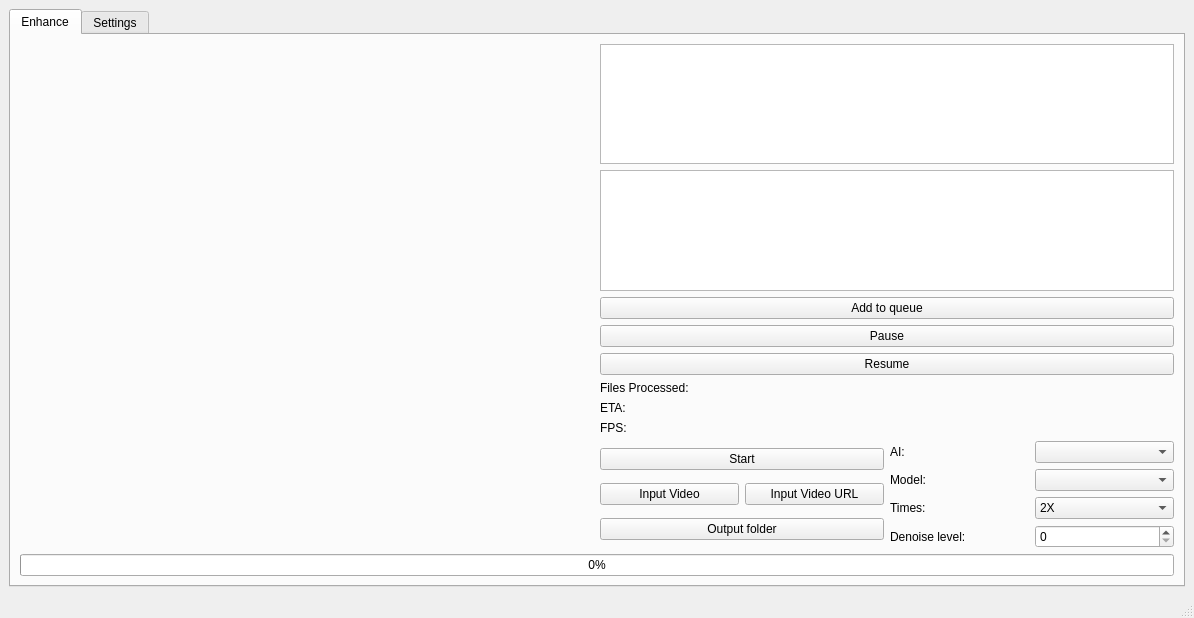
Above: mainwindow.ui from TNTwise/REAL-Video-Enhancer before the change. Below: the same form after it.
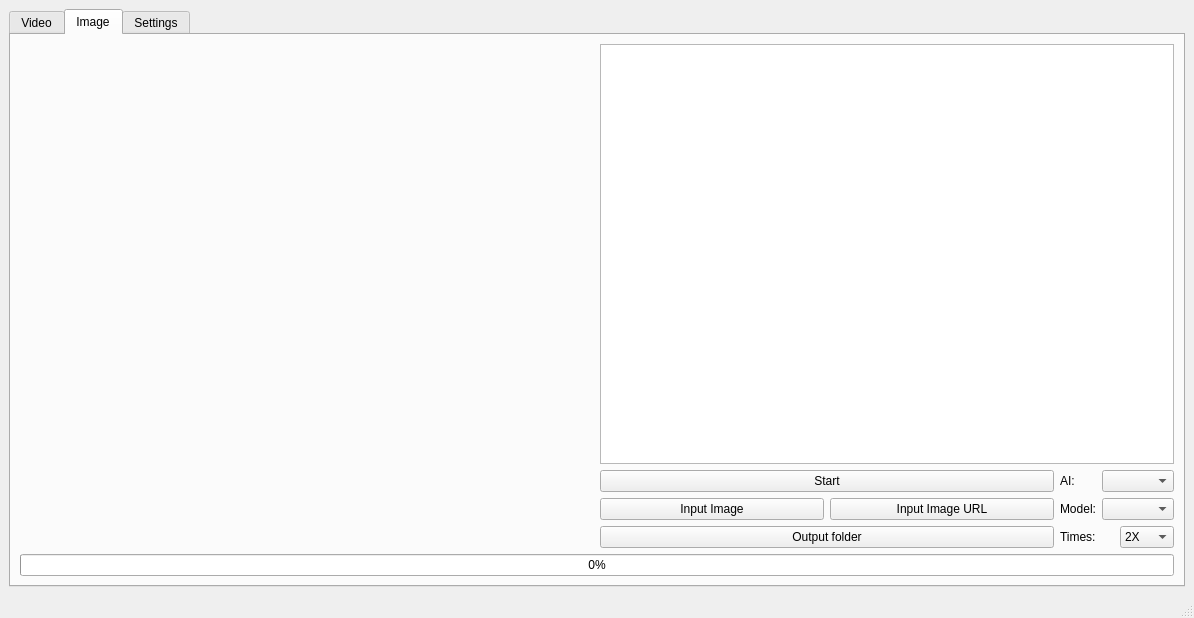
That is the form after the change. The open tabs and pages were chosen to show the change. Icons and pictures are not drawn.

Commit message: start work on images

```diff
--- a/mainwindow.ui
+++ b/mainwindow.ui
@@ -22,7 +22,7 @@
       </property>
       <widget class="QWidget" name="Enhance">
        <attribute name="title">
-        <string>Enhance</string>
+        <string>Video</string>
        </attribute>
        <layout class="QVBoxLayout" name="verticalLayout">
         <item>
@@ -341,6 +341,261 @@
         </item>
        </layout>
       </widget>
+      <widget class="QWidget" name="Image">
+       <attribute name="title">
+        <string>Image</string>
+       </attribute>
+       <layout class="QVBoxLayout" name="verticalLayout_15">
+        <item>
+         <layout class="QHBoxLayout" name="horizontalLayout_9">
+          <property name="spacing">
+           <number>6</number>
+          </property>
+          <item>
+           <widget class="QFrame" name="frame_2">
+            <property name="frameShape">
+             <enum>QFrame::NoFrame</enum>
+            </property>
+            <property name="frameShadow">
+             <enum>QFrame::Raised</enum>
+            </property>
+            <property name="lineWidth">
+             <number>0</number>
+            </property>
+            <layout class="QVBoxLayout" name="verticalLayout_7">
+             <property name="spacing">
+              <number>0</number>
+             </property>
+             <property name="leftMargin">
+              <number>0</number>
+             </property>
+             <property name="topMargin">
+              <number>0</number>
+             </property>
+             <property name="rightMargin">
+              <number>0</number>
+             </property>
+             <property name="bottomMargin">
+              <number>0</number>
+             </property>
+             <item>
+              <widget class="QLabel" name="imagePreview_2">
+               <property name="text">
+                <string/>
+               </property>
+              </widget>
+             </item>
+             <item>
+              <widget class="QFrame" name="imageSpacerFrame_2">
+               <property name="frameShape">
+                <enum>QFrame::NoFrame</enum>
+               </property>
+               <property name="frameShadow">
+                <enum>QFrame::Raised</enum>
+               </property>
+               <property name="lineWidth">
+                <number>0</number>
+               </property>
+               <layout class="QVBoxLayout" name="verticalLayout_12">
+                <property name="spacing">
+                 <number>0</number>
+                </property>
+                <property name="leftMargin">
+                 <number>0</number>
+                </property>
+                <property name="topMargin">
+                 <number>0</number>
+                </property>
+                <property name="rightMargin">
+                 <number>0</number>
+                </property>
+                <property name="bottomMargin">
+                 <number>0</number>
+                </property>
+                <item>
+                 <layout class="QFormLayout" name="imageFormLayout_2"/>
+                </item>
+                <item>
+                 <spacer name="imageSpacer_2">
+                  <property name="orientation">
+                   <enum>Qt::Horizontal</enum>
+                  </property>
+                  <property name="sizeHint" stdset="0">
+                   <size>
+                    <width>40</width>
+                    <height>20</height>
+                   </size>
+                  </property>
+                 </spacer>
+                </item>
+               </layout>
+              </widget>
+             </item>
+             <item>
+              <widget class="QLabel" name="centerLabel_2">
+               <property name="text">
+                <string/>
+               </property>
+              </widget>
+             </item>
+            </layout>
+           </widget>
+          </item>
+          <item>
+           <layout class="QVBoxLayout" name="verticalLayout_9">
+            <property name="sizeConstraint">
+             <enum>QLayout::SetDefaultConstraint</enum>
+            </property>
+            <item>
+             <layout class="QHBoxLayout" name="horizontalLayout_10">
+              <item>
+               <layout class="QVBoxLayout" name="verticalLayout_10">
+                <item>
+                 <widget class="QTextEdit" name="logsPreview_2">
+                  <property name="font">
+                   <font>
+                    <pointsize>12</pointsize>
+                   </font>
+                  </property>
+                  <property name="readOnly">
+                   <bool>true</bool>
+                  </property>
+                 </widget>
+                </item>
+               </layout>
+              </item>
+             </layout>
+            </item>
+            <item>
+             <layout class="QHBoxLayout" name="horizontalLayout_11">
+              <item>
+               <layout class="QVBoxLayout" name="verticalLayout_13">
+                <item>
+                 <widget class="QPushButton" name="RifeStart_2">
+                  <property name="text">
+                   <string>Start</string>
+                  </property>
+                 </widget>
+                </item>
+                <item>
+                 <layout class="QHBoxLayout" name="horizontalLayout_12">
+                  <item>
+                   <widget class="QPushButton" name="Input_Image">
+                    <property name="text">
+                     <string>Input Image</string>
+                    </property>
+                   </widget>
+                  </item>
+                  <item>
+                   <widget class="QPushButton" name="Input_video_rife_url_2">
+                    <property name="text">
+                     <string>Input Image URL</string>
+                    </property>
+                   </widget>
+                  </item>
+                 </layout>
+                </item>
+                <item>
+                 <widget class="QPushButton" name="Output_folder_rife_2">
+                  <property name="minimumSize">
+                   <size>
+                    <width>0</width>
+                    <height>0</height>
+                   </size>
+                  </property>
+                  <property name="text">
+                   <string>Output folder</string>
+                  </property>
+                 </widget>
+                </item>
+               </layout>
+              </item>
+              <item>
+               <layout class="QVBoxLayout" name="verticalLayout_14">
+                <item>
+                 <layout class="QHBoxLayout" name="horizontalLayout_13">
+                  <item>
+                   <widget class="QLabel" name="label_15">
+                    <property name="text">
+                     <string>AI:</string>
+                    </property>
+                   </widget>
+                  </item>
+                  <item>
+                   <widget class="QComboBox" name="AICombo_2"/>
+                  </item>
+                 </layout>
+                </item>
+                <item>
+                 <layout class="QHBoxLayout" name="horizontalLayout_14">
+                  <item>
+                   <widget class="QLabel" name="label_16">
+                    <property name="text">
+                     <string>Model:</string>
+                    </property>
+                   </widget>
+                  </item>
+                  <item>
+                   <widget class="QComboBox" name="Rife_Model_2"/>
+                  </item>
+                 </layout>
+                </item>
+                <item>
+                 <layout class="QHBoxLayout" name="horizontalLayout_15">
+                  <item>
+                   <widget class="QLabel" name="label_17">
+                    <property name="text">
+                     <string>Times:</string>
+                    </property>
+                   </widget>
+                  </item>
+                  <item>
+                   <widget class="QComboBox" name="Rife_Times_2">
+                    <property name="minimumSize">
+                     <size>
+                      <width>0</width>
+                      <height>0</height>
+                     </size>
+                    </property>
+                    <item>
+                     <property name="text">
+                      <string>2X</string>
+                     </property>
+                    </item>
+                    <item>
+                     <property name="text">
+                      <string>4X</string>
+                     </property>
+                    </item>
+                    <item>
+                     <property name="text">
+                      <string>8X</string>
+                     </property>
+                    </item>
+                   </widget>
+                  </item>
+                 </layout>
+                </item>
+                <item>
+                 <layout class="QHBoxLayout" name="horizontalLayout_16"/>
+                </item>
+               </layout>
+              </item>
+             </layout>
+            </item>
+           </layout>
+          </item>
+         </layout>
+        </item>
+        <item>
+         <widget class="QProgressBar" name="RifePB_2">
+          <property name="value">
+           <number>0</number>
+          </property>
+         </widget>
+        </item>
+       </layout>
+      </widget>
       <widget class="QWidget" name="Settings">
        <attribute name="title">
         <string>Settings</string>
```
Left out of the diff: 2 changed lines with no effect on the pictures. The commit also changes 9 other files.
